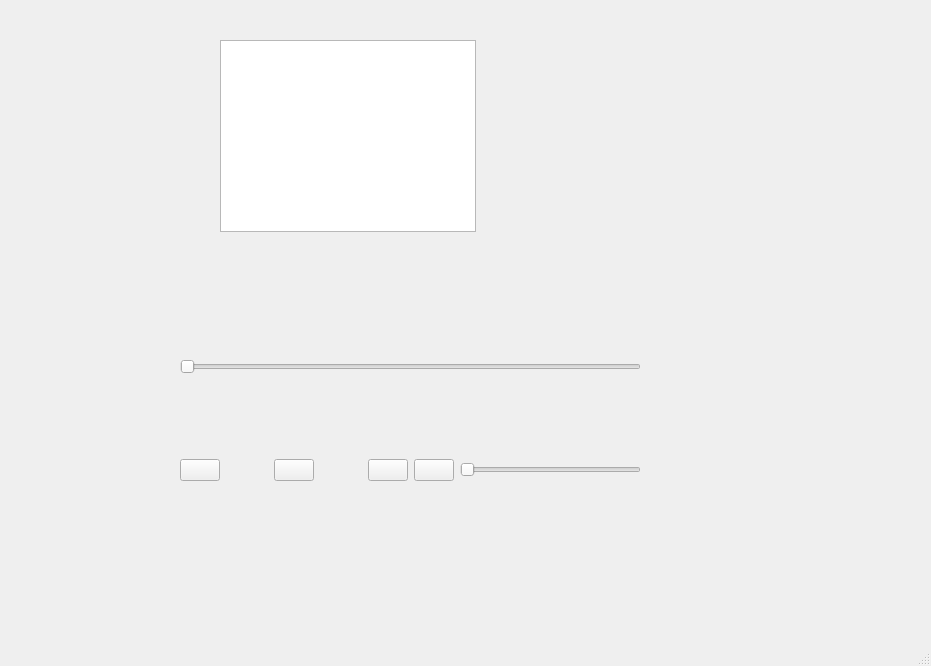
Old version of the form mainwindow.ui in the repository yilish/MusicPlayer_QT.
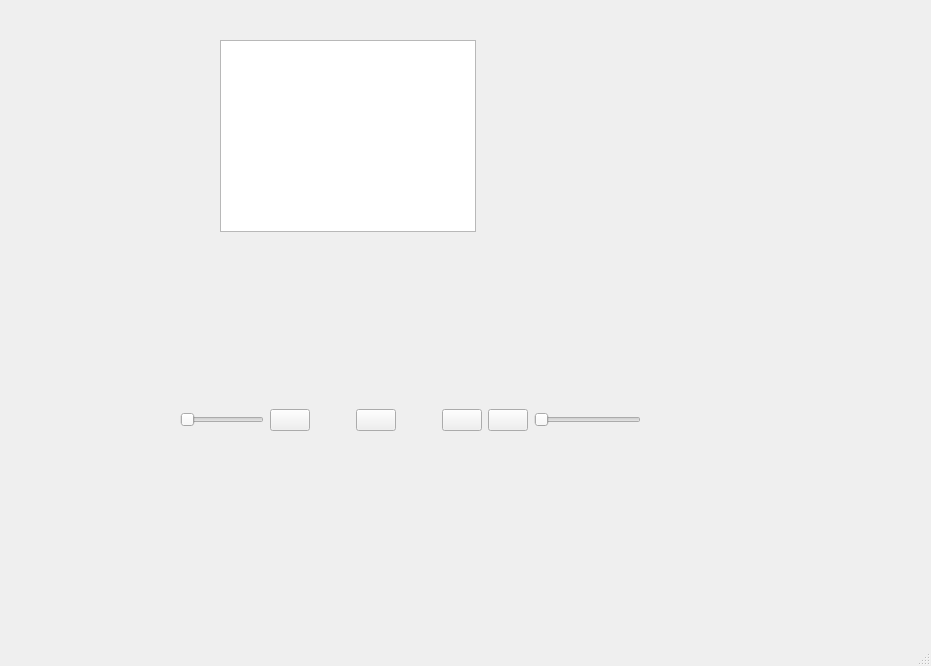
New version of the form.

Diff of the .ui file:
```diff
--- a/mainwindow.ui
+++ b/mainwindow.ui
@@ -24,7 +24,7 @@
      </rect>
     </property>
    </widget>
-   <widget class="QWidget" name="">
+   <widget class="QWidget" name="layoutWidget">
     <property name="geometry">
      <rect>
       <x>180</x>
@@ -35,16 +35,16 @@
     </property>
     <layout class="QVBoxLayout" name="verticalLayout">
      <item>
+      <layout class="QHBoxLayout" name="horizontalLayout_3">
+       <item>
+        <layout class="QHBoxLayout" name="horizontalLayout">
+         <item>
       <widget class="QSlider" name="sliderPlayPace">
        <property name="orientation">
         <enum>Qt::Horizontal</enum>
        </property>
       </widget>
      </item>
-     <item>
-      <layout class="QHBoxLayout" name="horizontalLayout_3">
-       <item>
-        <layout class="QHBoxLayout" name="horizontalLayout">
          <item>
           <widget class="QPushButton" name="btnPrevSong">
            <property name="text">
```
Lines whose indentation alone changed are shown as unchanged.
